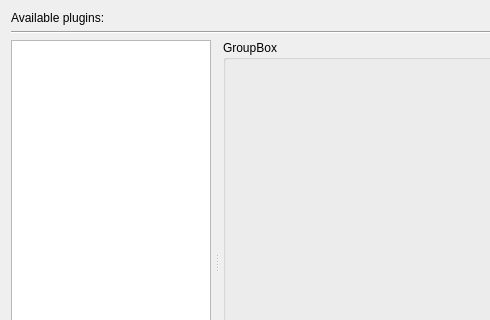
The window that pluginloader/gui/PluginLoaderDesign.ui (einaru/luma) describes before a commit, drawn with Qt 5; both pictures show x 0 to 490 and y 0 to 320 of the 628 by 531 pixel window.
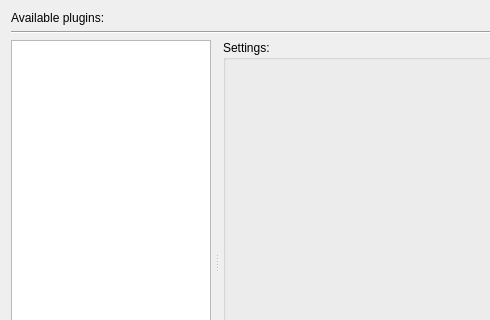
The same window after the commit.

What changed in the file:
```diff
--- a/pluginloader/gui/PluginLoaderDesign.ui
+++ b/pluginloader/gui/PluginLoaderDesign.ui
@@ -81,7 +81,7 @@
          </size>
         </property>
         <property name="title">
-         <string>GroupBox</string>
+         <string>Settings:</string>
         </property>
         <layout class="QGridLayout" name="gridLayout_2">
          <item row="0" column="0">
```
Left out of the diff: 46 changed lines with no effect on the pictures.
